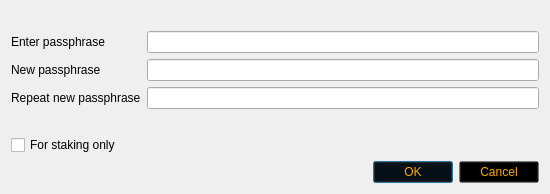
Above: src/qt/forms/askpassphrasedialog.ui from hanzou-x/flapxcoin before the change. Below: the same form after it.
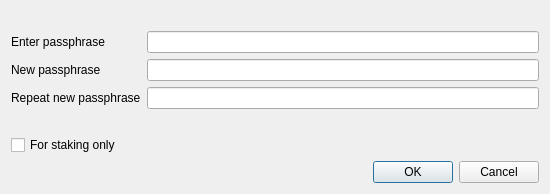
That is the form after the change.

Patch:
```diff
--- a/src/qt/forms/askpassphrasedialog.ui
+++ b/src/qt/forms/askpassphrasedialog.ui
@@ -119,421 +119,6 @@
    </item>
    <item row="2" column="0">
     <widget class="QDialogButtonBox" name="buttonBox">
-     <property name="palette">
-      <palette>
-       <active>
-        <colorrole role="WindowText">
-         <brush brushstyle="SolidPattern">
-          <color alpha="255">
-           <red>255</red>
-           <green>170</green>
-           <blue>0</blue>
-          </color>
-         </brush>
-        </colorrole>
-        <colorrole role="Button">
-         <brush brushstyle="SolidPattern">
-          <color alpha="0">
-           <red>0</red>
-           <green>0</green>
-           <blue>0</blue>
-          </color>
-         </brush>
-        </colorrole>
-        <colorrole role="Light">
-         <brush brushstyle="SolidPattern">
-          <color alpha="255">
-           <red>255</red>
-           <green>255</green>
-           <blue>255</blue>
-          </color>
-         </brush>
-        </colorrole>
-        <colorrole role="Midlight">
-         <brush brushstyle="SolidPattern">
-          <color alpha="255">
-           <red>255</red>
-           <green>255</green>
-           <blue>255</blue>
-          </color>
-         </brush>
-        </colorrole>
-        <colorrole role="Dark">
-         <brush brushstyle="SolidPattern">
-          <color alpha="255">
-           <red>255</red>
-           <green>255</green>
-           <blue>255</blue>
-          </color>
-         </brush>
-        </colorrole>
-        <colorrole role="Mid">
-         <brush brushstyle="SolidPattern">
-          <color alpha="255">
-           <red>255</red>
-           <green>255</green>
-           <blue>255</blue>
-          </color>
-         </brush>
-        </colorrole>
-        <colorrole role="Text">
-         <brush brushstyle="SolidPattern">
-          <color alpha="255">
-           <red>255</red>
-           <green>170</green>
-           <blue>0</blue>
-          </color>
-         </brush>
-        </colorrole>
-        <colorrole role="BrightText">
-         <brush brushstyle="SolidPattern">
-          <color alpha="255">
-           <red>255</red>
-           <green>255</green>
-           <blue>255</blue>
-          </color>
-         </brush>
-        </colorrole>
-        <colorrole role="ButtonText">
-         <brush brushstyle="SolidPattern">
-          <color alpha="255">
-           <red>255</red>
-           <green>170</green>
-           <blue>0</blue>
-          </color>
-         </brush>
-        </colorrole>
-        <colorrole role="Base">
-         <brush brushstyle="SolidPattern">
-          <color alpha="0">
-           <red>0</red>
-           <green>0</green>
-           <blue>0</blue>
-          </color>
-         </brush>
-        </colorrole>
-        <colorrole role="Window">
-         <brush brushstyle="SolidPattern">
-          <color alpha="0">
-           <red>0</red>
-           <green>0</green>
-           <blue>0</blue>
-          </color>
-         </brush>
-        </colorrole>
-        <colorrole role="Shadow">
-         <brush brushstyle="SolidPattern">
-          <color alpha="255">
-           <red>255</red>
-           <green>255</green>
-           <blue>255</blue>
-          </color>
-         </brush>
-        </colorrole>
-        <colorrole role="AlternateBase">
-         <brush brushstyle="SolidPattern">
-          <color alpha="255">
-           <red>0</red>
-           <green>0</green>
-           <blue>0</blue>
-          </color>
-         </brush>
-        </colorrole>
-        <colorrole role="ToolTipBase">
-         <brush brushstyle="SolidPattern">
-          <color alpha="255">
-           <red>0</red>
-           <green>0</green>
-           <blue>0</blue>
-          </color>
-         </brush>
-        </colorrole>
-        <colorrole role="ToolTipText">
-         <brush brushstyle="SolidPattern">
-          <color alpha="255">
-           <red>255</red>
-           <green>170</green>
-           <blue>0</blue>
-          </color>
-         </brush>
-        </colorrole>
-       </active>
-       <inactive>
-        <colorrole role="WindowText">
-         <brush brushstyle="SolidPattern">
-          <color alpha="255">
-           <red>255</red>
-           <green>170</green>
-           <blue>0</blue>
-          </color>
-         </brush>
-        </colorrole>
-        <colorrole role="Button">
-         <brush brushstyle="SolidPattern">
-          <color alpha="0">
-           <red>0</red>
-           <green>0</green>
-           <blue>0</blue>
-          </color>
-         </brush>
-        </colorrole>
-        <colorrole role="Light">
-         <brush brushstyle="SolidPattern">
-          <color alpha="255">
-           <red>255</red>
-           <green>255</green>
-           <blue>255</blue>
-          </color>
-         </brush>
-        </colorrole>
-        <colorrole role="Midlight">
-         <brush brushstyle="SolidPattern">
-          <color alpha="255">
-           <red>255</red>
-           <green>255</green>
-           <blue>255</blue>
-          </color>
-         </brush>
-        </colorrole>
-        <colorrole role="Dark">
-         <brush brushstyle="SolidPattern">
-          <color alpha="255">
-           <red>255</red>
-           <green>255</green>
-           <blue>255</blue>
-          </color>
-         </brush>
-        </colorrole>
-        <colorrole role="Mid">
-         <brush brushstyle="SolidPattern">
-          <color alpha="255">
-           <red>255</red>
-           <green>255</green>
-           <blue>255</blue>
-          </color>
-         </brush>
-        </colorrole>
-        <colorrole role="Text">
-         <brush brushstyle="SolidPattern">
-          <color alpha="255">
-           <red>255</red>
-           <green>170</green>
-           <blue>0</blue>
-          </color>
-         </brush>
-        </colorrole>
-        <colorrole role="BrightText">
-         <brush brushstyle="SolidPattern">
-          <color alpha="255">
-           <red>255</red>
-           <green>255</green>
-           <blue>255</blue>
-          </color>
-         </brush>
-        </colorrole>
-        <colorrole role="ButtonText">
-         <brush brushstyle="SolidPattern">
-          <color alpha="255">
-           <red>255</red>
-           <green>170</green>
-           <blue>0</blue>
-          </color>
-         </brush>
-        </colorrole>
-        <colorrole role="Base">
-         <brush brushstyle="SolidPattern">
-          <color alpha="0">
-           <red>0</red>
-           <green>0</green>
-           <blue>0</blue>
-          </color>
-         </brush>
-        </colorrole>
-        <colorrole role="Window">
-         <brush brushstyle="SolidPattern">
-          <color alpha="0">
-           <red>0</red>
-           <green>0</green>
-           <blue>0</blue>
-          </color>
-         </brush>
-        </colorrole>
-        <colorrole role="Shadow">
-         <brush brushstyle="SolidPattern">
-          <color alpha="255">
-           <red>255</red>
-           <green>255</green>
-           <blue>255</blue>
-          </color>
-         </brush>
-        </colorrole>
-        <colorrole role="AlternateBase">
-         <brush brushstyle="SolidPattern">
-          <color alpha="255">
-           <red>0</red>
-           <green>0</green>
-           <blue>0</blue>
-          </color>
-         </brush>
-        </colorrole>
-        <colorrole role="ToolTipBase">
-         <brush brushstyle="SolidPattern">
-          <color alpha="255">
-           <red>0</red>
-           <green>0</green>
-           <blue>0</blue>
-          </color>
-         </brush>
-        </colorrole>
-        <colorrole role="ToolTipText">
-         <brush brushstyle="SolidPattern">
-          <color alpha="255">
-           <red>255</red>
-           <green>170</green>
-           <blue>0</blue>
-          </color>
-         </brush>
-        </colorrole>
-       </inactive>
-       <disabled>
-        <colorrole role="WindowText">
-         <brush brushstyle="SolidPattern">
-          <color alpha="255">
-           <red>255</red>
-           <green>255</green>
-           <blue>255</blue>
-          </color>
-         </brush>
-        </colorrole>
-        <colorrole role="Button">
-         <brush brushstyle="SolidPattern">
-          <color alpha="0">
-           <red>0</red>
-           <green>0</green>
-           <blue>0</blue>
-          </color>
-         </brush>
-        </colorrole>
-        <colorrole role="Light">
-         <brush brushstyle="SolidPattern">
-          <color alpha="255">
-           <red>255</red>
-           <green>255</green>
-           <blue>255</blue>
-          </color>
-         </brush>
-        </colorrole>
-        <colorrole role="Midlight">
-         <brush brushstyle="SolidPattern">
-          <color alpha="255">
-           <red>255</red>
-           <green>255</green>
-           <blue>255</blue>
-          </color>
-         </brush>
-        </colorrole>
-        <colorrole role="Dark">
-         <brush brushstyle="SolidPattern">
-          <color alpha="255">
-           <red>255</red>
-           <green>255</green>
-           <blue>255</blue>
-          </color>
-         </brush>
-        </colorrole>
-        <colorrole role="Mid">
-         <brush brushstyle="SolidPattern">
-          <color alpha="255">
-           <red>255</red>
-           <green>255</green>
-           <blue>255</blue>
-          </color>
-         </brush>
-        </colorrole>
-        <colorrole role="Text">
-         <brush brushstyle="SolidPattern">
-          <color alpha="255">
-           <red>255</red>
-           <green>255</green>
-           <blue>255</blue>
-          </color>
-         </brush>
-        </colorrole>
-        <colorrole role="BrightText">
-         <brush brushstyle="SolidPattern">
-          <color alpha="255">
-           <red>255</red>
-           <green>255</green>
-           <blue>255</blue>
-          </color>
-         </brush>
-        </colorrole>
-        <colorrole role="ButtonText">
-         <brush brushstyle="SolidPattern">
-          <color alpha="255">
-           <red>255</red>
-           <green>255</green>
-           <blue>255</blue>
-          </color>
-         </brush>
-        </colorrole>
-        <colorrole role="Base">
-         <brush brushstyle="SolidPattern">
-          <color alpha="0">
-           <red>0</red>
-           <green>0</green>
-           <blue>0</blue>
-          </color>
-         </brush>
-        </colorrole>
-        <colorrole role="Window">
-         <brush brushstyle="SolidPattern">
-          <color alpha="0">
-           <red>0</red>
-           <green>0</green>
-           <blue>0</blue>
-          </color>
-         </brush>
-        </colorrole>
-        <colorrole role="Shadow">
-         <brush brushstyle="SolidPattern">
-          <color alpha="255">
-           <red>255</red>
-           <green>255</green>
-           <blue>255</blue>
-          </color>
-         </brush>
-        </colorrole>
-        <colorrole role="AlternateBase">
-         <brush brushstyle="SolidPattern">
-          <color alpha="255">
-           <red>0</red>
-           <green>0</green>
-           <blue>0</blue>
-          </color>
-         </brush>
-        </colorrole>
-        <colorrole role="ToolTipBase">
-         <brush brushstyle="SolidPattern">
-          <color alpha="255">
-           <red>0</red>
-           <green>0</green>
-           <blue>0</blue>
-          </color>
-         </brush>
-        </colorrole>
-        <colorrole role="ToolTipText">
-         <brush brushstyle="SolidPattern">
-          <color alpha="255">
-           <red>255</red>
-           <green>170</green>
-           <blue>0</blue>
-          </color>
-         </brush>
-        </colorrole>
-       </disabled>
-      </palette>
-     </property>
      <property name="styleSheet">
       <string notr="true"/>
      </property>
```
